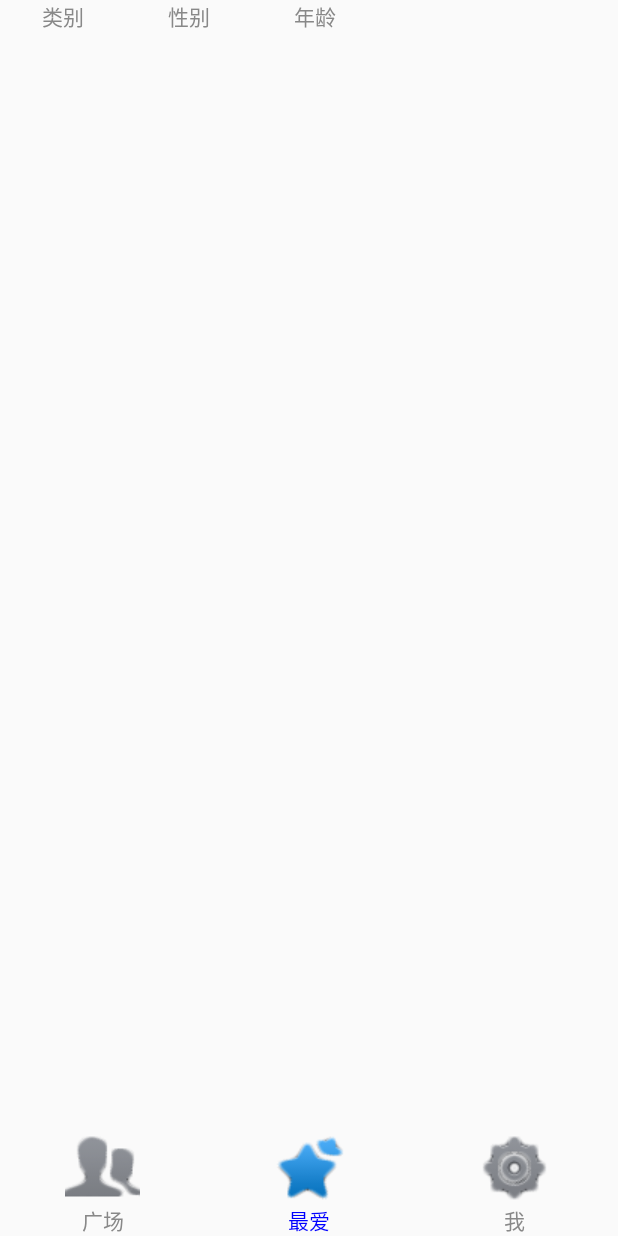
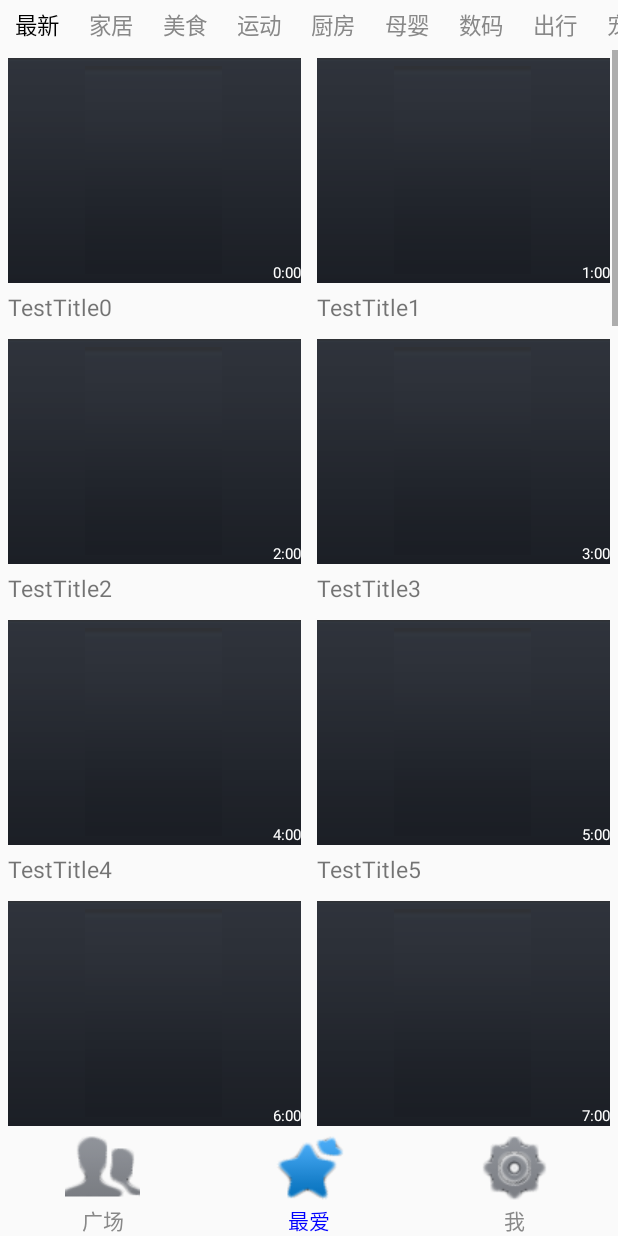
Before and after one commit to outoraei/CM, an Android app: the MainActivity screen opened directly, with no data from a screen before it, after a tap on "最爱", on a phone screen of 412 x 824 dp. Run offline under Robolectric (Android 15) with nearby library versions, the phone set to English and light mode, and no system bars; libraries missing offline, so code that uses them is left out: io.vov.vitamio; pictures from the network do not load.

Commit message:
update favorite fragment layout

```diff
--- a/app/src/main/AndroidManifest.xml
+++ b/app/src/main/AndroidManifest.xml
@@ -35,6 +35,7 @@
             android:screenOrientation="portrait" />
         <activity
             android:name=".view.main.VideoPlayActivity"
+            android:theme="@android:style/Theme.NoTitleBar.Fullscreen"
             android:screenOrientation="sensorLandscape" />
 
         <activity
--- a/app/src/main/java/cm/demo/model/NavigateModel.java
+++ b/app/src/main/java/cm/demo/model/NavigateModel.java
@@ -4,6 +4,20 @@ import java.util.ArrayList;
 import java.util.List;
 
 public class NavigateModel {
+    private static NavigateModel instance = new NavigateModel();
+
+    private NavigateModel() {
+
+    }
+
+    public static NavigateModel getInstance() {
+        return instance;
+    }
+
+    public List<Node> getNavigateList() {
+        return navigateList;
+    }
+
 
     List<Node> navigateList;
     Node level1;
@@ -14,11 +28,11 @@ public class NavigateModel {
         LEVEL1, LEVEL2, ITEM
     }
 
-	class Node {
-		NAVIGATE_LEVEL type;
-		String code;
-		String content;
-		List<Node> nodeList;
+    public class Node {
+        public NAVIGATE_LEVEL type;
+        public String code;
+        public String content;
+        public List<Node> nodeList;
     }
 
     public void init() {
@@ -31,18 +45,21 @@ public class NavigateModel {
             level1 = new Node();
             level1.code = code;
             level1.content = content;
+            level1.type = type;
             navigateList.add(level1);
             level1.nodeList = new ArrayList<Node>();
         } else if (NAVIGATE_LEVEL.LEVEL2 == type) {
             level2 = new Node();
             level2.code = code;
             level2.content = content;
+            level2.type = type;
             level1.nodeList.add(level2);
             level2.nodeList = new ArrayList<Node>();
         } else if (NAVIGATE_LEVEL.ITEM == type) {
             item = new Node();
             item.code = code;
             item.content = content;
+            item.type = type;
             level2.nodeList.add(item);
         }
     }
@@ -66,5 +83,7 @@ public class NavigateModel {
 
         }
         return result.toString();
-	};
     }
+
+    ;
+}
--- a/app/src/main/java/cm/demo/util/CMNavigateCreater.java
+++ b/app/src/main/java/cm/demo/util/CMNavigateCreater.java
@@ -1,12 +1,13 @@
 package cm.demo.util;
 
-import java.io.IOException;
+import android.content.Context;
+import android.content.res.XmlResourceParser;
 
 import org.xmlpull.v1.XmlPullParser;
 import org.xmlpull.v1.XmlPullParserException;
 
-import android.content.Context;
-import android.content.res.XmlResourceParser;
+import java.io.IOException;
+
 import cm.demo.R;
 import cm.demo.model.NavigateModel;
 import cm.demo.model.NavigateModel.NAVIGATE_LEVEL;
@@ -21,7 +22,6 @@ public class CMNavigateCreater {
     static int ATTRIBUTE_MUST_COUNT = 3;
 
     public static void getNavigateFromCode(Context context) {
-		NavigateModel model = new NavigateModel();
         NAVIGATE_LEVEL type = NAVIGATE_LEVEL.LEVEL1;
         String code = null;
         String content = null;
@@ -33,7 +33,7 @@ public class CMNavigateCreater {
             int eventType = xpp.getEventType();
             while (eventType != XmlPullParser.END_DOCUMENT) {
                 if (eventType == XmlPullParser.START_DOCUMENT) {
-					model.init();
+                    NavigateModel.getInstance().init();
                     eventType = xpp.next();
                 }
                 if (eventType == XmlPullParser.START_TAG) {
@@ -55,7 +55,7 @@ public class CMNavigateCreater {
                     }
                     attrbuteCount++;
                     if (ATTRIBUTE_MUST_COUNT == attrbuteCount) {
-						model.setNavigateModel(type, code, content);
+                        NavigateModel.getInstance().setNavigateModel(type, code, content);
                         attrbuteCount = 0;
                     }
                 }
@@ -67,7 +67,7 @@ public class CMNavigateCreater {
             e.printStackTrace();
         }
 
-		CMLog.LogD(model.toString());
+        CMLog.LogD(NavigateModel.getInstance().toString());
 
         return;
     }
--- a/app/src/main/java/cm/demo/view/fragment/FavoriteFragment.java
+++ b/app/src/main/java/cm/demo/view/fragment/FavoriteFragment.java
@@ -1,17 +1,32 @@
 package cm.demo.view.fragment;
 
+import android.content.Intent;
 import android.graphics.Color;
 import android.os.Bundle;
+import android.os.Handler;
+import android.util.TypedValue;
+import android.view.Gravity;
 import android.view.LayoutInflater;
 import android.view.View;
 import android.view.ViewGroup;
+import android.widget.AdapterView;
+import android.widget.GridView;
 import android.widget.ImageView;
 import android.widget.LinearLayout;
+import android.widget.SimpleAdapter;
 import android.widget.TextView;
 
+import java.util.ArrayList;
+import java.util.HashMap;
+import java.util.List;
+import java.util.Map;
+
 import cm.demo.R;
+import cm.demo.model.NavigateModel;
+import cm.demo.util.CMLog;
 import cm.demo.view.base.BaseFragment;
 import cm.demo.view.base.CMFragmentManager.CMFragmentType;
+import cm.demo.view.main.VideoPlayActivity;
 
 public class FavoriteFragment extends BaseFragment {
 
@@ -21,6 +36,27 @@ public class FavoriteFragment extends BaseFragment {
     private LinearLayout favoriteTab;
     private TextView favorite_waiting_message;
     private TextView[] tabItem = null;
+    private GridView favorite_gridview = null;
+    private List<Map<String, Object>> favorite_items = new ArrayList<Map<String, Object>>();
+    private final String GRIDVIEW_ITEM_BG = "gridview_item_background";
+    private final String GRIDVIEW_ITEM_INTRO_CONTENT = "gridview_item_intro_content";
+    private final String GRIDVIEW_ITEM_DURATION = "gridview_item_duration";
+
+    private final int TIMEOUT = 1000;
+
+    private Handler handler = new Handler();
+    private Runnable run = new Runnable() {
+        @Override
+        public void run() {
+            if (favorite_waiting_message != null) {
+                favorite_waiting_message.setVisibility(View.GONE);
+            }
+//            updateGridViewData();
+            if (favorite_gridview != null) {
+                favorite_gridview.setVisibility(View.VISIBLE);
+            }
+        }
+    };
 
     @Override
     public View onCreateView(LayoutInflater inflater, ViewGroup container,
@@ -50,33 +86,78 @@ public class FavoriteFragment extends BaseFragment {
             }
         });
 
+        favorite_gridview = (GridView) getActivity().findViewById(R.id.favorite_gridview);
+
+        updateGridViewData();
+
+        String[] from = {GRIDVIEW_ITEM_BG, GRIDVIEW_ITEM_INTRO_CONTENT, GRIDVIEW_ITEM_DURATION};
+        int[] to = {R.id.gridview_item_background, R.id.gridview_item_intro_content, R.id.gridview_item_duration};
+        favorite_gridview.setAdapter(new SimpleAdapter(getActivity(), favorite_items, R.layout.favorite_gridview_item, from, to));
+        favorite_gridview.setOnItemClickListener(new AdapterView.OnItemClickListener() {
+            @Override
+            public void onItemClick(AdapterView<?> parent, View view, int position, long id) {
+                Intent intent = new Intent();
+                intent.setClass(getActivity(), VideoPlayActivity.class);
+                startActivity(intent);
+            }
+        });
+        favorite_gridview.setVisibility(View.GONE);
+
         favoriteTab = (LinearLayout) getActivity().findViewById(R.id.favorite_tab);
         initTabItems();
 
         favorite_waiting_message = (TextView) getActivity().findViewById(R.id.favorite_waiting_message);
-        favorite_waiting_message.setVisibility(View.GONE);
+        if (favorite_waiting_message != null) {
+            favorite_waiting_message.setVisibility(View.GONE);
+        }
     }
 
     private void initTabItems() {
-        int[] tabItemString = new int[]{R.string.category_favorite_my, R.string.sex_favorite_my, R.string.age_favorite_my};
+        List<NavigateModel.Node> list = NavigateModel.getInstance().getNavigateList();
+        List<NavigateModel.Node> levelOneList = new ArrayList<>();
+
+        for (int index = 0; index < list.size(); index++) {
+            NavigateModel.Node item = list.get(index);
+            if (NavigateModel.NAVIGATE_LEVEL.LEVEL1 == item.type) {
+                levelOneList.add(item);
+            }
+        }
 
         TextView tv = null;
-        tabItem = new TextView[tabItemString.length];
-        for (int index = 0; index < tabItemString.length; index++) {
+        tabItem = new TextView[levelOneList.size()];
+        for (int index = 0; index < levelOneList.size(); index++) {
             tv = new TextView(getActivity());
-            tv.setText(tabItemString[index]);
-            tv.setOnClickListener(new View.OnClickListener() {
-                @Override
-                public void onClick(View v) {
-                    resetTabItems();
-                    ((TextView) v).setTextColor(Color.BLACK);
-                    favorite_waiting_message.setVisibility(View.VISIBLE);
-                }
-            });
-            favoriteTab.addView(tv);
+            tv.setTextSize(TypedValue.COMPLEX_UNIT_DIP, 15);
+            tv.setTag(levelOneList.get(index).code);
+            tv.setText("   " + levelOneList.get(index).content + "   ");
+            tv.setGravity(Gravity.CENTER);
+            tv.setOnClickListener(tabItemClick);
+            if (favoriteTab != null) {
+                favoriteTab.addView(tv);
+            }
             tabItem[index] = tv;
         }
         resetTabItems();
+    }
+
+    View.OnClickListener tabItemClick = new View.OnClickListener() {
+        @Override
+        public void onClick(View v) {
+            updateTabItemListByCode(v);
+        }
+    };
+
+    private void updateTabItemListByCode(View v) {
+        CMLog.LogD("updateTabItemListByCode , code : " + (String) v.getTag());
+        resetTabItems();
+        ((TextView) v).setTextColor(Color.BLACK);
+        if (favorite_waiting_message != null) {
+            favorite_waiting_message.setVisibility(View.VISIBLE);
+        }
+        if (favorite_gridview != null) {
+            favorite_gridview.setVisibility(View.GONE);
+        }
+        handler.postDelayed(run, TIMEOUT);
     }
 
     private void resetTabItems() {
@@ -85,33 +166,15 @@ public class FavoriteFragment extends BaseFragment {
         }
     }
 
-    private void showTabItemList(int index) {
-        switch (index) {
-            case 0: {
-                showCategoryList();
-                break;
-            }
-            case 1: {
-                showSexList();
-                break;
-            }
-            case 2: {
-                showAgeList();
-                break;
-            }
+    private void updateGridViewData() {
+        Map<String, Object> map = null;
+        for (int i = 0; i < 30; i++) {
+            map = new HashMap<>();
+            map.put(GRIDVIEW_ITEM_BG, R.drawable.tab_bg);
+            map.put(GRIDVIEW_ITEM_INTRO_CONTENT, "TestTitle" + i);
+            map.put(GRIDVIEW_ITEM_DURATION, i + ":00");
+            favorite_items.add(map);
         }
-    }
-
-    private void showCategoryList() {
-
-    }
-
-    private void showSexList() {
-
-    }
-
-    private void showAgeList() {
-
     }
 
     @Override
@@ -123,6 +186,9 @@ public class FavoriteFragment extends BaseFragment {
         favoriteImage.setImageResource(hidden ? R.drawable.favorite_unselected
                 : R.drawable.favorite_selected);
         favoriteText.setTextColor(hidden ? Color.GRAY : Color.BLUE);
+        if (!hidden) {
+            updateTabItemListByCode(tabItem[0]);
+        }
         super.onHiddenChanged(hidden);
     }
 }
--- a/app/src/main/java/cm/demo/view/fragment/SquareFragment.java
+++ b/app/src/main/java/cm/demo/view/fragment/SquareFragment.java
@@ -150,7 +150,7 @@ public class SquareFragment extends BaseFragment {
             ViewHolder holder;
             if (convertView == null) {
                 holder = new ViewHolder();
-                convertView = inflater.inflate(R.layout.list_row, null);
+                convertView = inflater.inflate(R.layout.square_list_row, null);
                 holder.title = (TextView) convertView.findViewById(R.id.list_item_intro_content);
                 holder.duration = (TextView) convertView.findViewById(R.id.list_item_duration);
                 holder.icon = (ImageView) convertView.findViewById(R.id.list_item_icon);
--- a/app/src/main/java/cm/demo/view/main/VideoPlayActivity.java
+++ b/app/src/main/java/cm/demo/view/main/VideoPlayActivity.java
@@ -4,8 +4,8 @@ import android.app.AlertDialog;
 import android.content.DialogInterface;
 import android.content.Intent;
 import android.media.MediaPlayer;
-import android.net.Uri;
 import android.os.Bundle;
+import android.os.Environment;
 import android.os.Handler;
 import android.view.KeyEvent;
 import android.view.MotionEvent;
@@ -41,12 +41,15 @@ public class VideoPlayActivity extends CMBaseActivity {
     private ImageButton wallet = null;
     private VideoView videoView = null;
 
-    private static String big_buck_bunny_path = "http://clips.vorwaerts-gmbh.de/big_buck_bunny.mp4";
+    //    private static String big_buck_bunny_path = "http://clips.vorwaerts-gmbh.de/big_buck_bunny.mp4";
+    private static String local_video_path = Environment.getExternalStorageDirectory() + "/test.mp4";
+//    private static String local_video_path = "";
 
     @Override
     protected void onCreate(Bundle savedInstanceState) {
         CMLog.LogD("onCreate ");
         super.onCreate(savedInstanceState);
+
         setContentView(R.layout.video_play);
 
         videoView = (VideoView) findViewById(R.id.videoView);
@@ -130,6 +133,7 @@ public class VideoPlayActivity extends CMBaseActivity {
         }
 
         questionModelList = QuestionListCreater.getQuestionListFromXML(this);
+
         handler.post(vieoRunnable);
     }
 
@@ -137,7 +141,8 @@ public class VideoPlayActivity extends CMBaseActivity {
         @Override
         public void run() {
             if (videoView != null) {
-                videoView.setVideoURI(Uri.parse(big_buck_bunny_path));
+                //                    videoView.setVideoURI(Uri.parse(big_buck_bunny_path));
+                videoView.setVideoPath(local_video_path);
             }
         }
     };
@@ -241,7 +246,8 @@ public class VideoPlayActivity extends CMBaseActivity {
             @Override
             public void onClick(DialogInterface dialog, int which) {
                 if (videoView != null) {
-                    videoView.setVideoURI(Uri.parse(big_buck_bunny_path));
+//                    videoView.setVideoURI(Uri.parse(big_buck_bunny_path));
+                    videoView.setVideoPath(local_video_path);
                 }
                 dialog.dismiss();
             }
--- /dev/null
+++ b/app/src/main/res/layout/favorite_gridview_item.xml
@@ -0,0 +1,45 @@
+<?xml version="1.0" encoding="utf-8"?>
+<RelativeLayout xmlns:android="http://schemas.android.com/apk/res/android"
+    android:layout_width="match_parent"
+    android:layout_height="wrap_content"
+    android:paddingStart="5dp"
+    android:paddingTop="5dp"
+    android:paddingRight="5dp"
+    android:paddingBottom="5dp">
+
+    <RelativeLayout
+        android:id="@+id/gridview_item_top_layout"
+        android:layout_width="match_parent"
+        android:layout_height="wrap_content">
+
+        <ImageView
+            android:id="@+id/gridview_item_background"
+            android:layout_width="match_parent"
+            android:layout_height="150dp"
+            android:background="@drawable/tab_bg" />
+
+        <TextView
+            android:id="@+id/gridview_item_duration"
+            android:layout_width="wrap_content"
+            android:layout_height="wrap_content"
+            android:layout_alignParentBottom="true"
+            android:layout_alignParentRight="true"
+            android:text="time"
+            android:textColor="@color/white"
+            android:textSize="10dp" />
+    </RelativeLayout>
+
+    <RelativeLayout
+        android:layout_width="wrap_content"
+        android:layout_height="wrap_content"
+        android:layout_marginTop="5dp"
+        android:layout_below="@+id/gridview_item_top_layout">
+
+        <TextView
+            android:id="@+id/gridview_item_intro_content"
+            android:layout_width="wrap_content"
+            android:layout_height="wrap_content"
+            android:text="title"
+            android:textSize="15dp" />
+    </RelativeLayout>
+</RelativeLayout>
--- a/app/src/main/res/layout/favorite_layout.xml
+++ b/app/src/main/res/layout/favorite_layout.xml
@@ -3,36 +3,51 @@
     android:layout_width="match_parent"
     android:layout_height="match_parent">
 
-    <LinearLayout
-        android:layout_width="wrap_content"
+    <RelativeLayout
+        android:id="@+id/favorite_hscrolllayout"
+        android:layout_width="match_parent"
         android:layout_height="wrap_content"
-        android:layout_centerInParent="true"
-        android:orientation="vertical">
+        android:paddingTop="5dp"
+        android:paddingBottom="5dp">
+
+        <HorizontalScrollView
+            android:layout_width="match_parent"
+            android:layout_height="wrap_content"
+            android:scrollbars="none">
+
+            <LinearLayout
+                android:id="@+id/favorite_tab"
+                android:layout_width="match_parent"
+                android:layout_height="wrap_content"
+                android:orientation="horizontal">
+            </LinearLayout>
+
+        </HorizontalScrollView>
+    </RelativeLayout>
+
+    <RelativeLayout
+        android:layout_width="match_parent"
+        android:layout_height="match_parent"
+        android:layout_below="@+id/favorite_hscrolllayout">
 
         <TextView
             android:id="@+id/favorite_waiting_message"
             android:layout_width="wrap_content"
             android:layout_height="wrap_content"
-            android:layout_gravity="center_horizontal"
+            android:layout_alignParentTop="true"
+            android:layout_centerInParent="true"
             android:padding="10dp"
             android:text="@string/waiting_message_favorite_my"
             android:textSize="20dp" />
-    </LinearLayout>
 
-    <HorizontalScrollView
-        android:layout_width="match_parent"
-        android:layout_height="30dp"
-        android:scrollbars="none"
-        android:layout_alignParentStart="true"
-        android:layout_alignParentTop="true">
+        <GridView
+            android:id="@+id/favorite_gridview"
+            android:layout_width="match_parent"
+            android:layout_height="match_parent"
+            android:numColumns="2"
+            android:listSelector="@android:color/transparent">
+        </GridView>
 
-        <LinearLayout
-            android:id="@+id/favorite_tab"
-            android:layout_width="wrap_content"
-            android:layout_height="match_parent"
-            android:orientation="horizontal">
-        </LinearLayout>
-
-    </HorizontalScrollView>
+    </RelativeLayout>
 
 </RelativeLayout>
--- a/app/src/main/res/values/strings.xml
+++ b/app/src/main/res/values/strings.xml
@@ -19,8 +19,8 @@
     <string name="videoplay_recommand">推荐</string>
     <string name="answer_correct_congratulation">恭喜你，答对了</string>
     <string name="answer_incorrect">真遗憾，答错了，再接再厉！</string>
-    <string name="button_right">right</string>
-    <string name="button_wrong">wrong</string>
+    <string name="button_right">是</string>
+    <string name="button_wrong">否</string>
     <string name="play">播放</string>
     <string name="stop">暂停</string>
     <string name="retry">重播</string>
--- a/app/src/main/res/xml/navigate.xml
+++ b/app/src/main/res/xml/navigate.xml
@@ -1,34 +1,97 @@
 <?xml version="1.0" encoding="utf-8"?>
 <navigation>
 
+    <!--<level1>-->
+        <!--<code>-->
+<!--100-->
+        <!--</code>-->
+
+        <!--<content>-->
+<!--最新-->
+        <!--</content>-->
+
+        <!--<level2>-->
+            <!--<code>-->
+<!--200-->
+            <!--</code>-->
+
+            <!--<content>-->
+<!--zzz-->
+            <!--</content>-->
+
+            <!--<item>-->
+                <!--<code>-->
+<!--300-->
+                <!--</code>-->
+
+                <!--<content>-->
+<!--ppp-->
+                <!--</content>-->
+            <!--</item>-->
+        <!--</level2>-->
+    <!--</level1>-->
     <level1>
-        <code>
-100
-        </code>
+        <code>100</code>
+        <content>最新</content>
+    </level1>
+    <level1>
+        <code>101</code>
+        <content>家居</content>
+    </level1>
 
-        <content>
-yyy
-        </content>
+    <level1>
+        <code>102</code>
+        <content>美食</content>
+    </level1>
 
-        <level2>
-            <code>
-200
-            </code>
+    <level1>
+        <code>103</code>
+        <content>运动</content>
+    </level1>
 
-            <content>
-zzz
-            </content>
+    <level1>
+        <code>104</code>
+        <content>厨房</content>
+    </level1>
 
-            <item>
-                <code>
-300
-                </code>
+    <level1>
+        <code>105</code>
+        <content>母婴</content>
+    </level1>
 
-                <content>
-ppp
-                </content>
-            </item>
-        </level2>
+    <level1>
+        <code>106</code>
+        <content>数码</content>
+    </level1>
+
+    <level1>
+        <code>107</code>
+        <content>出行</content>
+    </level1>
+
+    <level1>
+        <code>108</code>
+        <content>宠物</content>
+    </level1>
+
+    <level1>
+        <code>109</code>
+        <content>礼物</content>
+    </level1>
+
+    <level1>
+        <code>110</code>
+        <content>时尚</content>
+    </level1>
+
+    <level1>
+        <code>111</code>
+        <content>办公</content>
+    </level1>
+
+    <level1>
+        <code>112</code>
+        <content>其他</content>
     </level1>
 
 </navigation>
```
Also changed, not shown: app/src/main/res/layout/square_list_row.xml (renamed from app/src/main/res/layout/list_row.xml). Lines whose indentation alone changed are shown as unchanged.
